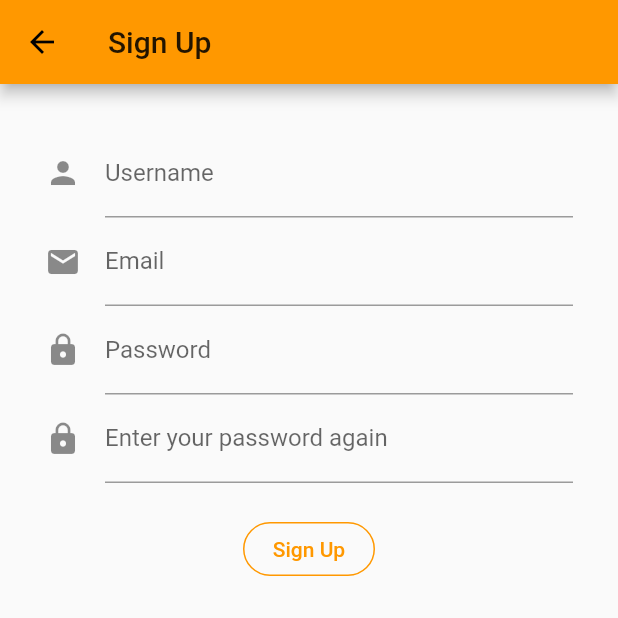
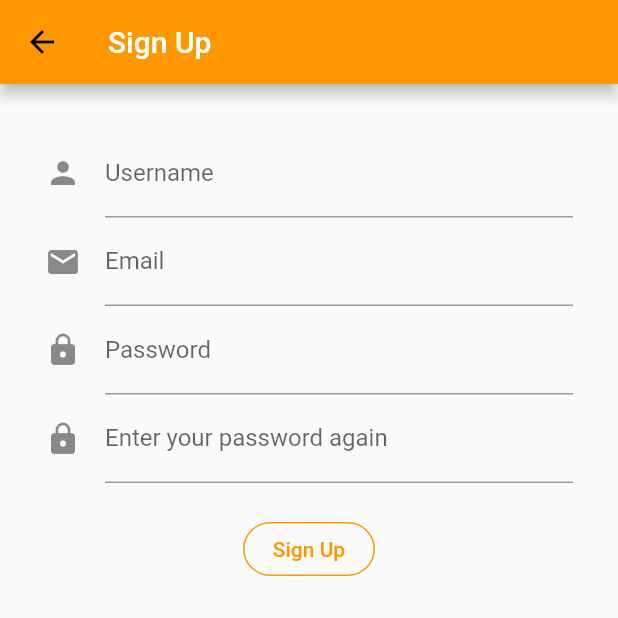
Before and after one commit to soobinjppark/dupe_it, a Flutter app: the SignUp screen opened directly, on a phone screen of 412 x 824 dp, the top half of it. Run offline on Flutter 3.47's test engine with Material 2 defaults, Android fonts, the phone set to English and light mode, and no system bars; network calls fail.

Commit message:
appbar update

```diff
--- a/lib/widgets/appbar.dart
+++ b/lib/widgets/appbar.dart
@@ -2,6 +2,6 @@ import 'package:flutter/material.dart';
 
 AppBar appBarBase({String title}) {
   return AppBar(
-    title: Text(title)
+    title: Text(title, style: TextStyle(color: Colors.white))
   );
 }
```
